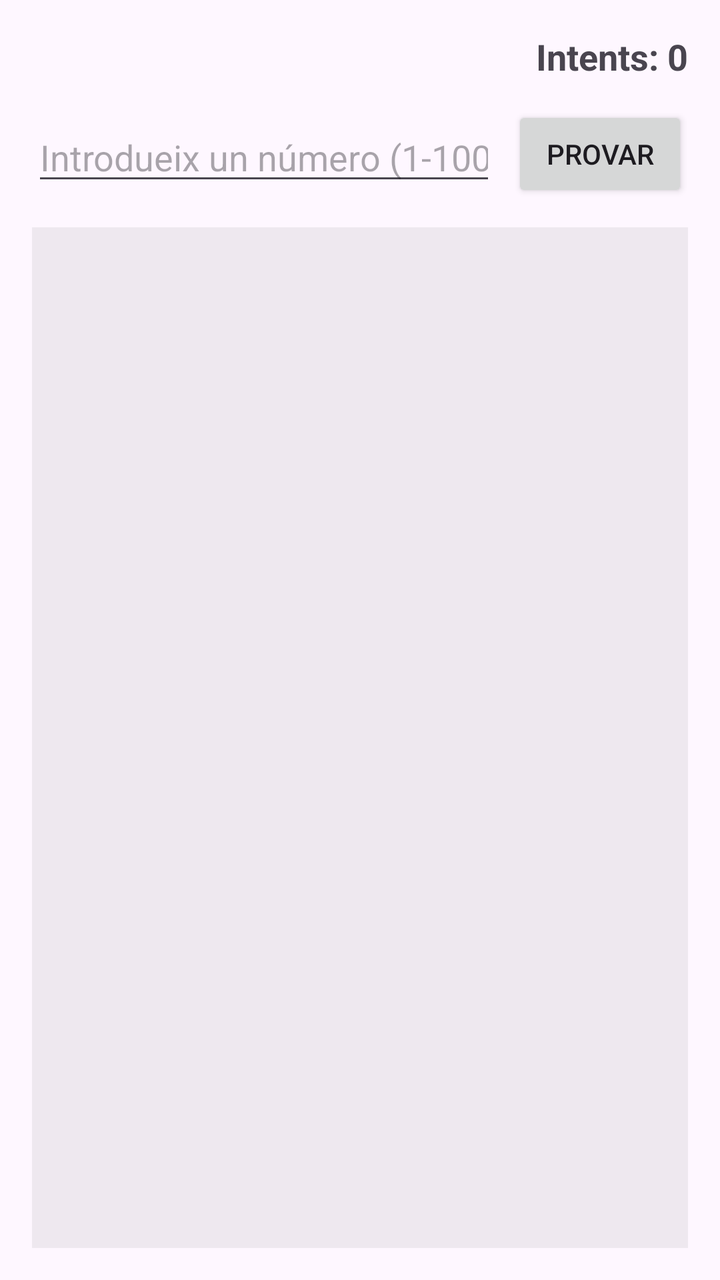
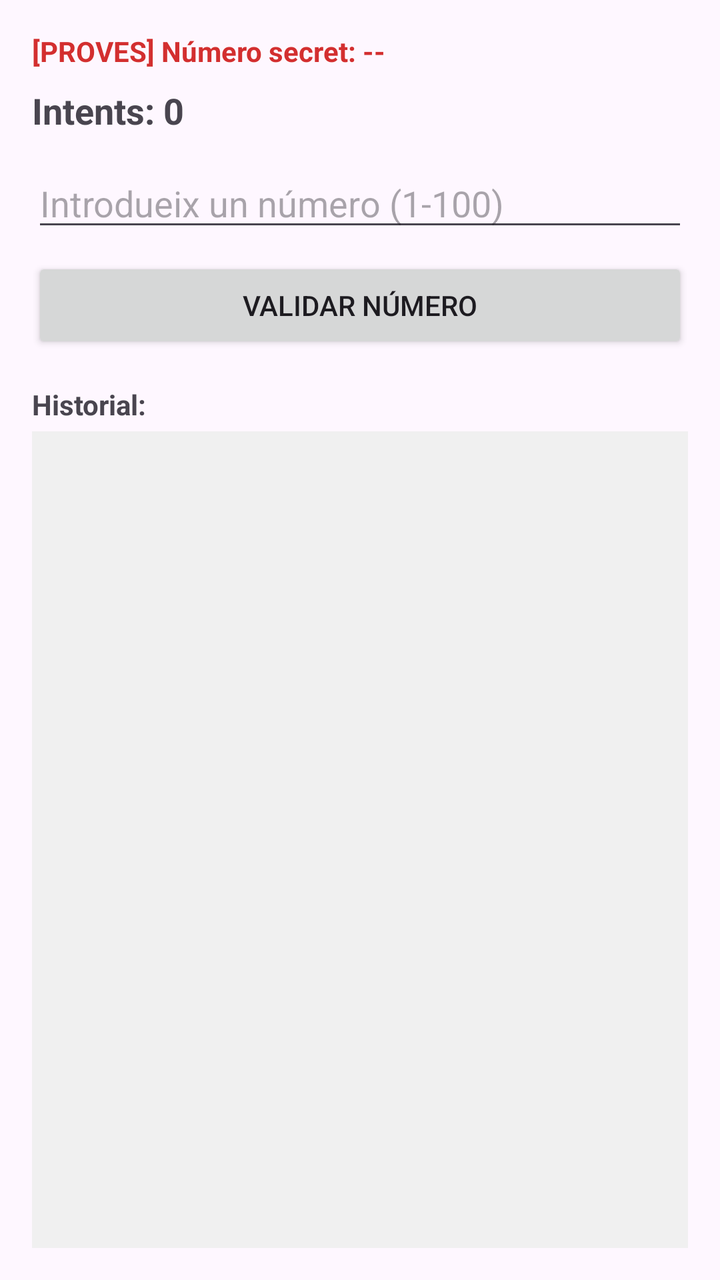

Before-and-after screenshots of an Android layout around one commit, followed by the original layout XML and the change that was made.
<!-- AndroidManifest.xml: application theme Theme.AMS2MP08MP0489_U1_PR12_puiga -->
<!-- res/layout/activity_main.xml -->
<?xml version="1.0" encoding="utf-8"?>
<androidx.constraintlayout.widget.ConstraintLayout xmlns:android="http://schemas.android.com/apk/res/android"
    xmlns:app="http://schemas.android.com/apk/res-auto"
    android:layout_width="match_parent"
    android:layout_height="match_parent"
    android:padding="16dp">

    
    <TextView
        android:id="@+id/tvAttempts"
        android:layout_width="wrap_content"
        android:layout_height="wrap_content"
        android:text="Intents: 0"
        android:textSize="18sp"
        android:textStyle="bold"
        app:layout_constraintEnd_toEndOf="parent"
        app:layout_constraintTop_toTopOf="parent" />

    
    <EditText
        android:id="@+id/etNumber"
        android:layout_width="0dp"
        android:layout_height="wrap_content"
        android:layout_marginTop="16dp"
        android:hint="Introdueix un número (1-100)"
        android:imeOptions="actionDone"
        android:inputType="number"
        app:layout_constraintEnd_toStartOf="@id/btnGuess"
        app:layout_constraintStart_toStartOf="parent"
        app:layout_constraintTop_toBottomOf="@id/tvAttempts" />

    
    <Button
        android:id="@+id/btnGuess"
        android:layout_width="wrap_content"
        android:layout_height="wrap_content"
        android:layout_marginStart="8dp"
        android:text="Provar"
        app:layout_constraintBottom_toBottomOf="@id/etNumber"
        app:layout_constraintEnd_toEndOf="parent"
        app:layout_constraintStart_toEndOf="@id/etNumber"
        app:layout_constraintTop_toTopOf="@id/etNumber" />

    
    <ScrollView
        android:id="@+id/scrollView"
        android:layout_width="0dp"
        android:layout_height="0dp"
        android:layout_marginTop="16dp"
        android:background="#10000000"
        android:padding="8dp"
        app:layout_constraintBottom_toBottomOf="parent"
        app:layout_constraintEnd_toEndOf="parent"
        app:layout_constraintStart_toStartOf="parent"
        app:layout_constraintTop_toBottomOf="@id/etNumber">

        <TextView
            android:id="@+id/tvHistory"
            android:layout_width="match_parent"
            android:layout_height="wrap_content"
            android:textSize="14sp" />
    </ScrollView>

</androidx.constraintlayout.widget.ConstraintLayout>
<!-- resources referenced by this layout -->
<resources>
  <style name="Theme.AMS2MP08MP0489_U1_PR12_puiga" parent="Base.Theme.AMS2MP08MP0489_U1_PR12_puiga" />
  <style name="Base.Theme.AMS2MP08MP0489_U1_PR12_puiga" parent="Theme.Material3.DayNight.NoActionBar">
          
          
      </style>
</resources>

<!-- the commit's change to res/layout/activity_main.xml (unified diff, before → after) -->
@@ -1,58 +1,67 @@
 <?xml version="1.0" encoding="utf-8"?>
-<androidx.constraintlayout.widget.ConstraintLayout xmlns:android="http://schemas.android.com/apk/res/android"
-    xmlns:app="http://schemas.android.com/apk/res-auto"
+<LinearLayout xmlns:android="http://schemas.android.com/apk/res/android"
     android:layout_width="match_parent"
     android:layout_height="match_parent"
+    android:orientation="vertical"
     android:padding="16dp">
 
     
     <TextView
-        android:id="@+id/tvAttempts"
+        android:id="@+id/tvDebugNumber"
+        android:layout_width="match_parent"
+        android:layout_height="wrap_content"
+        android:text="[PROVES] Número secret: --"
+        android:textColor="#D32F2F"
+        android:textStyle="bold"
+        android:paddingBottom="8dp" />
+
+    <LinearLayout
+        android:layout_width="match_parent"
+        android:layout_height="wrap_content"
+        android:orientation="horizontal">
+
+        <TextView
+            android:id="@+id/tvAttempts"
+            android:layout_width="0dp"
+            android:layout_height="wrap_content"
+            android:layout_weight="1"
+            android:text="Intents: 0"
+            android:textSize="18sp"
+            android:textStyle="bold" />
+    </LinearLayout>
+
+    <EditText
+        android:id="@+id/etNumber"
+        android:layout_width="match_parent"
+        android:layout_height="wrap_content"
+        android:hint="Introdueix un número (1-100)"
+        android:inputType="number"
+        android:imeOptions="actionDone"
+        android:layout_marginTop="12dp" />
+
+    <Button
+        android:id="@+id/btnGuess"
+        android:layout_width="match_parent"
+        android:layout_height="wrap_content"
+        android:text="Validar número"
+        android:layout_marginTop="8dp" />
+
+    <TextView
         android:layout_width="wrap_content"
         android:layout_height="wrap_content"
-        android:text="Intents: 0"
-        android:textSize="18sp"
+        android:text="Historial:"
         android:textStyle="bold"
-        app:layout_constraintEnd_toEndOf="parent"
-        app:layout_constraintTop_toTopOf="parent" />
-
-    
-    <EditText
-        android:id="@+id/etNumber"
-        android:layout_width="0dp"
-        android:layout_height="wrap_content"
-        android:layout_marginTop="16dp"
-        android:hint="Introdueix un número (1-100)"
-        android:imeOptions="actionDone"
-        android:inputType="number"
-        app:layout_constraintEnd_toStartOf="@id/btnGuess"
-        app:layout_constraintStart_toStartOf="parent"
-        app:layout_constraintTop_toBottomOf="@id/tvAttempts" />
-
-    
-    <Button
-        android:id="@+id/btnGuess"
-        android:layout_width="wrap_content"
-        android:layout_height="wrap_content"
-        android:layout_marginStart="8dp"
-        android:text="Provar"
-        app:layout_constraintBottom_toBottomOf="@id/etNumber"
-        app:layout_constraintEnd_toEndOf="parent"
-        app:layout_constraintStart_toEndOf="@id/etNumber"
-        app:layout_constraintTop_toTopOf="@id/etNumber" />
+        android:layout_marginTop="16dp" />
 
     
     <ScrollView
         android:id="@+id/scrollView"
-        android:layout_width="0dp"
+        android:layout_width="match_parent"
         android:layout_height="0dp"
-        android:layout_marginTop="16dp"
-        android:background="#10000000"
+        android:layout_weight="1"
+        android:background="#F0F0F0"
         android:padding="8dp"
-        app:layout_constraintBottom_toBottomOf="parent"
-        app:layout_constraintEnd_toEndOf="parent"
-        app:layout_constraintStart_toStartOf="parent"
-        app:layout_constraintTop_toBottomOf="@id/etNumber">
+        android:layout_marginTop="4dp">
 
         <TextView
             android:id="@+id/tvHistory"
@@ -61,4 +70,4 @@
             android:textSize="14sp" />
     </ScrollView>
 
-</androidx.constraintlayout.widget.ConstraintLayout>
+</LinearLayout>
